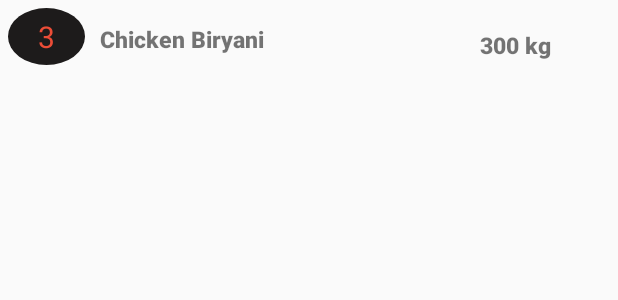
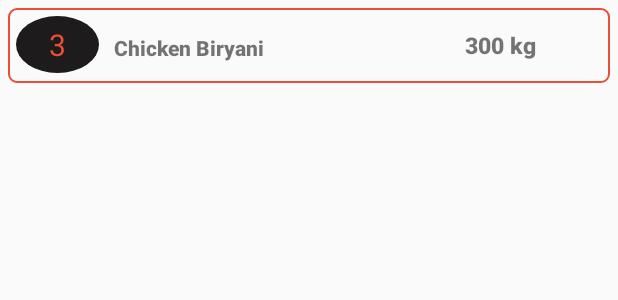
Before and after one commit to keatshackon/Grocery-List, an Android app: the layout grocery_list_item.xml on its own in the app's theme, with its tools: preview values and no code run, on a phone screen of 412 x 824 dp. Shown: the top 300 px of the screen. Run offline under Robolectric (Android 15) with nearby library versions, the phone set to English and light mode, and no system bars.

Commit message:
Improve UI and some basic features

```diff
--- a/Grocery-List/app/src/main/java/com/keatssalazar/waitlist/GroceryListAdapter.java
+++ b/Grocery-List/app/src/main/java/com/keatssalazar/waitlist/GroceryListAdapter.java
@@ -38,15 +38,17 @@ public class GroceryListAdapter extends RecyclerView.Adapter<GroceryListAdapter.
         if (!(mCursor.moveToPosition(position))) return;
 
         String itemName = mCursor.getString(mCursor.getColumnIndex(GrocerylistContract.GrocerylistEntry.COLUMN_ITEM_NAME));
+        String measure = mCursor.getString(mCursor.getColumnIndex(GrocerylistContract.GrocerylistEntry.COLUMN_MEASURE));
         float weight = mCursor.getFloat(mCursor.getColumnIndex(GrocerylistContract.GrocerylistEntry.COLUMN_WEIGHT));
         int sNumber = position + 1;
+        measure = " "+measure;
 
         long id =mCursor.getLong(mCursor.getColumnIndex(GrocerylistContract.GrocerylistEntry._ID));
 
         holder.itemView.setTag(id);
 
         holder.itemName.setText(itemName);
-        holder.weight.setText(String.valueOf(weight));
+        holder.weight.setText(String.valueOf(weight) + measure);
         holder.sNumber.setText(String.valueOf(sNumber));
 
 
--- a/Grocery-List/app/src/main/java/com/keatssalazar/waitlist/SplashActivity.java
+++ b/Grocery-List/app/src/main/java/com/keatssalazar/waitlist/SplashActivity.java
@@ -42,7 +42,7 @@ public class SplashActivity extends AppCompatActivity {
 
 
 
-        new CountDownTimer(3000, 1000) {
+        new CountDownTimer(1000, 1000) {
 
             /** This method will be invoked on finishing or expiring the timer */
             @Override
--- a/Grocery-List/app/src/main/java/com/keatssalazar/waitlist/data/GrocerylistContract.java
+++ b/Grocery-List/app/src/main/java/com/keatssalazar/waitlist/data/GrocerylistContract.java
@@ -9,6 +9,7 @@ public class GrocerylistContract {
         public static final String TABLE_NAME = "grocerylist";
         public static final String COLUMN_ITEM_NAME = "itemName";
         public static final String COLUMN_WEIGHT = "weight";
+        public static final String COLUMN_MEASURE = "measure";
         public static final String COLUMN_TIMESTAMP = "timestamp";
 
     }
--- a/Grocery-List/app/src/main/java/com/keatssalazar/waitlist/data/GrocerylistDbHelper.java
+++ b/Grocery-List/app/src/main/java/com/keatssalazar/waitlist/data/GrocerylistDbHelper.java
@@ -26,6 +26,7 @@ public class GrocerylistDbHelper extends SQLiteOpenHelper {
                 GrocerylistEntry._ID + " INTEGER PRIMARY KEY AUTOINCREMENT, " +
                 GrocerylistEntry.COLUMN_ITEM_NAME + " TEXT NOT NULL, " +
                 GrocerylistEntry.COLUMN_WEIGHT + " REAL NOT NULL," +
+                GrocerylistEntry.COLUMN_MEASURE + " TEXT NOT NULL, " +
                 GrocerylistEntry.COLUMN_TIMESTAMP + " TIMESTAMP DEFAULT CURRENT_TIMESTAMP" +
                 "); ";
 
--- a/Grocery-List/app/src/main/res/layout/activity_splash.xml
+++ b/Grocery-List/app/src/main/res/layout/activity_splash.xml
@@ -44,7 +44,7 @@
         android:letterSpacing="0.1"
         android:text="@string/id"
         android:textColor="@color/splash_text"
-        android:textSize="18sp"
+        android:textSize="20sp"
         android:textStyle="bold"
         app:layout_constraintBottom_toBottomOf="parent"
         app:layout_constraintEnd_toEndOf="parent"
--- a/Grocery-List/app/src/main/res/layout/grocery_list_item.xml
+++ b/Grocery-List/app/src/main/res/layout/grocery_list_item.xml
@@ -4,6 +4,8 @@
     android:layout_width="match_parent"
     android:layout_height="50dp"
     android:layout_margin="5dp"
+    android:padding="5dp"
+    android:background="@drawable/border"
     android:orientation="vertical">
 
 
@@ -32,11 +34,11 @@
             android:layout_width="0dp"
             android:layout_height="wrap_content"
             android:layout_marginEnd="5dp"
-            android:layout_weight="70"
+            android:layout_weight="60"
             android:fontFamily="sans-serif-black"
             android:maxLength="25"
             android:text="@string/items_list"
-            android:textSize="15sp"
+            android:textSize="14sp"
             android:textStyle="bold"
             tools:text="Chicken Biryani" />
 
@@ -46,10 +48,10 @@
             android:layout_width="0dp"
             android:layout_height="wrap_content"
             android:layout_gravity="center"
-            android:layout_marginEnd="5dp"
+            android:layout_marginEnd="3dp"
             android:layout_weight="25"
             android:fontFamily="sans-serif-black"
-            android:maxLength="6"
+            android:maxLength="8"
             android:padding="5dp"
             android:text="@string/_23_kg"
             android:textSize="15sp"
@@ -58,18 +60,5 @@
 
     </LinearLayout>
 
-    <LinearLayout
-        android:layout_width="match_parent"
-        android:layout_height="wrap_content"
-        android:orientation="vertical">
-
-        <View
-            android:id="@+id/divider"
-            android:layout_width="match_parent"
-            android:layout_height="2dp"
-            android:background="@color/splash_text" />
-
-    </LinearLayout>
-
 
 </LinearLayout>
```
Also changed, not shown: Grocery-List/app/src/main/java/com/keatssalazar/waitlist/MainActivity.java (+68 -5 lines), Grocery-List/app/src/main/res/layout/activity_main.xml (+70 -23 lines), Grocery-List/app/src/main/res/values/strings.xml (+10 -1 lines).
